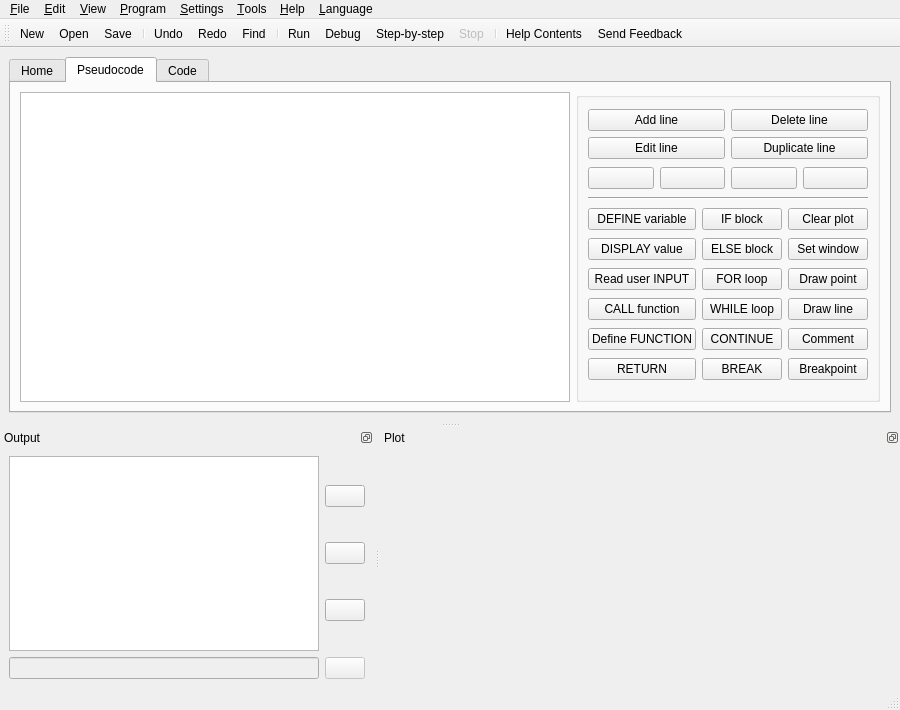
Qt form src/forms/ui_mainwindow.ui (TuringApp/Turing) before a commit.
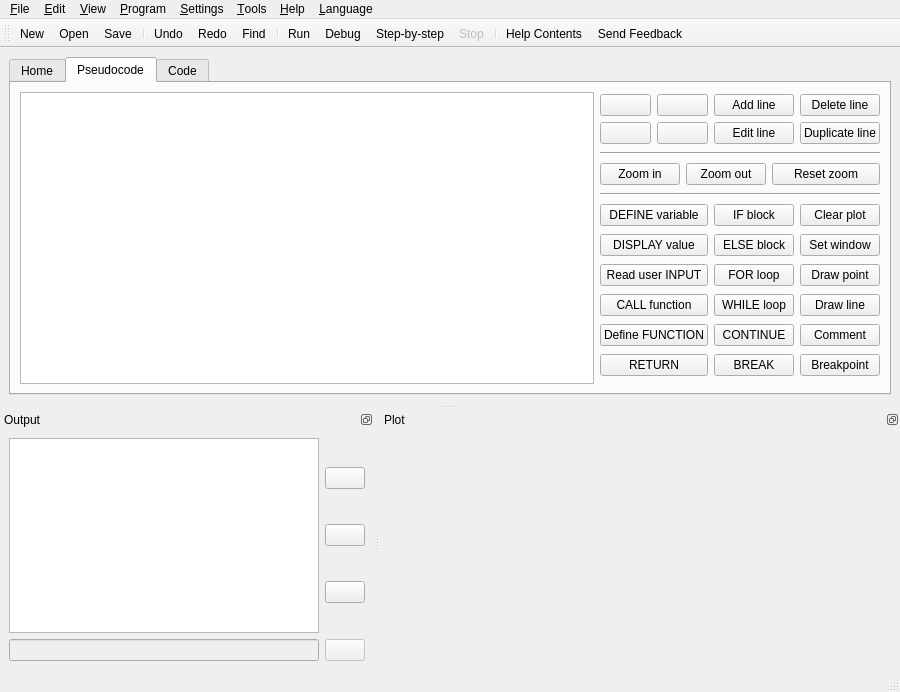
The same form after that commit. Icons and pictures are not drawn.

Commit message: add zoom + fix translation for editor menus

Diff of the .ui file:
```diff
--- a/src/forms/ui_mainwindow.ui
+++ b/src/forms/ui_mainwindow.ui
@@ -8,7 +8,7 @@
     <x>0</x>
     <y>0</y>
     <width>900</width>
-    <height>710</height>
+    <height>692</height>
    </rect>
   </property>
   <property name="minimumSize">
@@ -75,14 +75,74 @@
          </widget>
         </item>
         <item>
-         <widget class="QGroupBox" name="verticalGroupBox">
-          <property name="title">
-           <string/>
-          </property>
-          <layout class="QGridLayout" name="gridLayout">
-           <item row="1" column="0" colspan="3">
+         <layout class="QGridLayout" name="gridLayout_3">
+          <item row="7" column="2">
+           <widget class="QPushButton" name="btnAlgo_GWindow">
+            <property name="text">
+             <string>Set window</string>
+            </property>
+           </widget>
+          </item>
+          <item row="7" column="1">
+           <widget class="QPushButton" name="btnAlgo_Else">
+            <property name="text">
+             <string>ELSE block</string>
+            </property>
+           </widget>
+          </item>
+          <item row="7" column="0">
+           <widget class="QPushButton" name="btnAlgo_Display">
+            <property name="text">
+             <string>DISPLAY value</string>
+            </property>
+           </widget>
+          </item>
+          <item row="0" column="0" colspan="3">
             <layout class="QGridLayout" name="gridLayout_2">
              <item row="0" column="0">
+             <widget class="QPushButton" name="btnAlgo_UpBlock">
+              <property name="icon">
+               <iconset resource="../turing.qrc">
+                <normaloff>:/action/media/up_double.png</normaloff>:/action/media/up_double.png</iconset>
+              </property>
+             </widget>
+            </item>
+            <item row="0" column="1">
+             <widget class="QPushButton" name="btnAlgo_Up">
+              <property name="icon">
+               <iconset resource="../turing.qrc">
+                <normaloff>:/action/media/up.png</normaloff>:/action/media/up.png</iconset>
+              </property>
+             </widget>
+            </item>
+            <item row="1" column="0">
+             <widget class="QPushButton" name="btnAlgo_DownBlock">
+              <property name="icon">
+               <iconset resource="../turing.qrc">
+                <normaloff>:/action/media/down_double.png</normaloff>:/action/media/down_double.png</iconset>
+              </property>
+             </widget>
+            </item>
+            <item row="1" column="1">
+             <widget class="QPushButton" name="btnAlgo_Down">
+              <property name="icon">
+               <iconset resource="../turing.qrc">
+                <normaloff>:/action/media/down.png</normaloff>:/action/media/down.png</iconset>
+              </property>
+             </widget>
+            </item>
+            <item row="1" column="3">
+             <widget class="QPushButton" name="btnAlgo_Dupl">
+              <property name="text">
+               <string>Duplicate line</string>
+              </property>
+              <property name="icon">
+               <iconset resource="../turing.qrc">
+                <normaloff>:/action/media/copy.png</normaloff>:/action/media/copy.png</iconset>
+              </property>
+             </widget>
+            </item>
+            <item row="0" column="2">
               <widget class="QPushButton" name="btnAlgo_Add">
                <property name="text">
                 <string>Add line</string>
@@ -93,7 +153,7 @@
                </property>
               </widget>
              </item>
-             <item row="0" column="1">
+            <item row="0" column="3">
               <widget class="QPushButton" name="btnAlgo_Delete">
                <property name="text">
                 <string>Delete line</string>
@@ -104,7 +164,7 @@
                </property>
               </widget>
              </item>
-             <item row="1" column="0">
+            <item row="1" column="2">
               <widget class="QPushButton" name="btnAlgo_Edit">
                <property name="text">
                 <string>Edit line</string>
@@ -115,10 +175,20 @@
                </property>
               </widget>
              </item>
-             <item row="1" column="1">
-              <widget class="QPushButton" name="btnAlgo_Dupl">
+           </layout>
+          </item>
+          <item row="2" column="0" colspan="3">
+           <layout class="QHBoxLayout" name="horizontalLayout_4">
+            <item>
+             <widget class="QPushButton" name="btnAlgo_ZoomIn">
+              <property name="sizePolicy">
+               <sizepolicy hsizetype="Maximum" vsizetype="Fixed">
+                <horstretch>0</horstretch>
+                <verstretch>0</verstretch>
+               </sizepolicy>
+              </property>
                <property name="text">
-                <string>Duplicate line</string>
+               <string>Zoom in</string>
                </property>
                <property name="icon">
                 <iconset resource="../turing.qrc">
@@ -126,26 +196,40 @@
                </property>
               </widget>
              </item>
-            </layout>
-           </item>
-           <item row="9" column="1">
-            <widget class="QPushButton" name="btnAlgo_While">
+            <item>
+             <widget class="QPushButton" name="btnAlgo_ZoomOut">
+              <property name="sizePolicy">
+               <sizepolicy hsizetype="Maximum" vsizetype="Fixed">
+                <horstretch>0</horstretch>
+                <verstretch>0</verstretch>
+               </sizepolicy>
+              </property>
              <property name="text">
-              <string>WHILE loop</string>
-             </property>
-            </widget>
-           </item>
-           <item row="11" column="1">
-            <widget class="QPushButton" name="btnAlgo_Break">
+               <string>Zoom out</string>
+              </property>
+              <property name="icon">
+               <iconset resource="../turing.qrc">
+                <normaloff>:/action/media/zoom_out.png</normaloff>:/action/media/zoom_out.png</iconset>
+              </property>
+             </widget>
+            </item>
+            <item>
+             <widget class="QPushButton" name="btnAlgo_ResetZoom">
              <property name="text">
-              <string>BREAK</string>
-             </property>
-            </widget>
-           </item>
-           <item row="10" column="1">
-            <widget class="QPushButton" name="btnAlgo_Continue">
+               <string>Reset zoom</string>
+              </property>
+              <property name="icon">
+               <iconset resource="../turing.qrc">
+                <normaloff>:/action/media/zoom_reset.png</normaloff>:/action/media/zoom_reset.png</iconset>
+              </property>
+             </widget>
+            </item>
+           </layout>
+          </item>
+          <item row="8" column="0">
+           <widget class="QPushButton" name="btnAlgo_Input">
              <property name="text">
-              <string>CONTINUE</string>
+             <string>Read user INPUT</string>
              </property>
             </widget>
            </item>
@@ -156,10 +240,41 @@
              </property>
             </widget>
            </item>
-           <item row="8" column="1">
-            <widget class="QPushButton" name="btnAlgo_For">
+          <item row="6" column="2">
+           <widget class="QPushButton" name="btnAlgo_GClear">
              <property name="text">
-              <string>FOR loop</string>
+             <string>Clear plot</string>
+            </property>
+           </widget>
+          </item>
+          <item row="6" column="0">
+           <widget class="QPushButton" name="btnAlgo_Variable">
+            <property name="text">
+             <string>DEFINE variable</string>
+            </property>
+           </widget>
+          </item>
+          <item row="3" column="0" colspan="3">
+           <widget class="Line" name="line">
+            <property name="lineWidth">
+             <number>1</number>
+            </property>
+            <property name="orientation">
+             <enum>Qt::Horizontal</enum>
+            </property>
+           </widget>
+          </item>
+          <item row="9" column="0">
+           <widget class="QPushButton" name="btnAlgo_Call">
+            <property name="text">
+             <string>CALL function</string>
+            </property>
+           </widget>
+          </item>
+          <item row="9" column="2">
+           <widget class="QPushButton" name="btnAlgo_GLine">
+            <property name="text">
+             <string>Draw line</string>
              </property>
             </widget>
            </item>
@@ -170,10 +285,24 @@
              </property>
             </widget>
            </item>
-           <item row="7" column="1">
-            <widget class="QPushButton" name="btnAlgo_Else">
+          <item row="9" column="1">
+           <widget class="QPushButton" name="btnAlgo_While">
              <property name="text">
-              <string>ELSE block</string>
+             <string>WHILE loop</string>
+            </property>
+           </widget>
+          </item>
+          <item row="8" column="1">
+           <widget class="QPushButton" name="btnAlgo_For">
+            <property name="text">
+             <string>FOR loop</string>
+            </property>
+           </widget>
+          </item>
+          <item row="10" column="1">
+           <widget class="QPushButton" name="btnAlgo_Continue">
+            <property name="text">
+             <string>CONTINUE</string>
              </property>
             </widget>
            </item>
@@ -184,91 +313,10 @@
              </property>
             </widget>
            </item>
-           <item row="9" column="0">
-            <widget class="QPushButton" name="btnAlgo_Call">
+          <item row="11" column="1">
+           <widget class="QPushButton" name="btnAlgo_Break">
              <property name="text">
-              <string>CALL function</string>
-             </property>
-            </widget>
-           </item>
-           <item row="8" column="0">
-            <widget class="QPushButton" name="btnAlgo_Input">
-             <property name="text">
-              <string>Read user INPUT</string>
-             </property>
-            </widget>
-           </item>
-           <item row="7" column="0">
-            <widget class="QPushButton" name="btnAlgo_Display">
-             <property name="text">
-              <string>DISPLAY value</string>
-             </property>
-            </widget>
-           </item>
-           <item row="6" column="0">
-            <widget class="QPushButton" name="btnAlgo_Variable">
-             <property name="text">
-              <string>DEFINE variable</string>
-             </property>
-            </widget>
-           </item>
-           <item row="6" column="2">
-            <widget class="QPushButton" name="btnAlgo_GClear">
-             <property name="text">
-              <string>Clear plot</string>
-             </property>
-            </widget>
-           </item>
-           <item row="3" column="0" colspan="3">
-            <layout class="QHBoxLayout" name="horizontalLayout_4">
-             <item>
-              <widget class="QPushButton" name="btnAlgo_UpBlock">
-               <property name="icon">
-                <iconset resource="../turing.qrc">
-                 <normaloff>:/action/media/up_double.png</normaloff>:/action/media/up_double.png</iconset>
-               </property>
-              </widget>
-             </item>
-             <item>
-              <widget class="QPushButton" name="btnAlgo_Up">
-               <property name="icon">
-                <iconset resource="../turing.qrc">
-                 <normaloff>:/action/media/up.png</normaloff>:/action/media/up.png</iconset>
-               </property>
-              </widget>
-             </item>
-             <item>
-              <widget class="QPushButton" name="btnAlgo_Down">
-               <property name="icon">
-                <iconset resource="../turing.qrc">
-                 <normaloff>:/action/media/down.png</normaloff>:/action/media/down.png</iconset>
-               </property>
-              </widget>
-             </item>
-             <item>
-              <widget class="QPushButton" name="btnAlgo_DownBlock">
-               <property name="icon">
-                <iconset resource="../turing.qrc">
-                 <normaloff>:/action/media/down_double.png</normaloff>:/action/media/down_double.png</iconset>
-               </property>
-              </widget>
-             </item>
-            </layout>
-           </item>
-           <item row="7" column="2">
-            <widget class="QPushButton" name="btnAlgo_GWindow">
-             <property name="text">
-              <string>Set window</string>
-             </property>
-            </widget>
-           </item>
-           <item row="5" column="0" colspan="3">
-            <widget class="Line" name="line">
-             <property name="lineWidth">
-              <number>1</number>
-             </property>
-             <property name="orientation">
-              <enum>Qt::Horizontal</enum>
+             <string>BREAK</string>
              </property>
             </widget>
            </item>
@@ -279,13 +327,6 @@
              </property>
             </widget>
            </item>
-           <item row="9" column="2">
-            <widget class="QPushButton" name="btnAlgo_GLine">
-             <property name="text">
-              <string>Draw line</string>
-             </property>
-            </widget>
-           </item>
            <item row="11" column="2">
             <widget class="QPushButton" name="btnAlgo_Stop">
              <property name="text">
@@ -300,8 +341,17 @@
              </property>
             </widget>
            </item>
-          </layout>
-         </widget>
+          <item row="1" column="0" colspan="3">
+           <widget class="Line" name="line_2">
+            <property name="lineWidth">
+             <number>1</number>
+            </property>
+            <property name="orientation">
+             <enum>Qt::Horizontal</enum>
+            </property>
+           </widget>
+          </item>
+         </layout>
         </item>
        </layout>
       </widget>
```
Left out of the diff: 103 changed lines with no effect on the pictures. Lines whose indentation alone changed are shown as unchanged. The commit also changes 10 other files.
